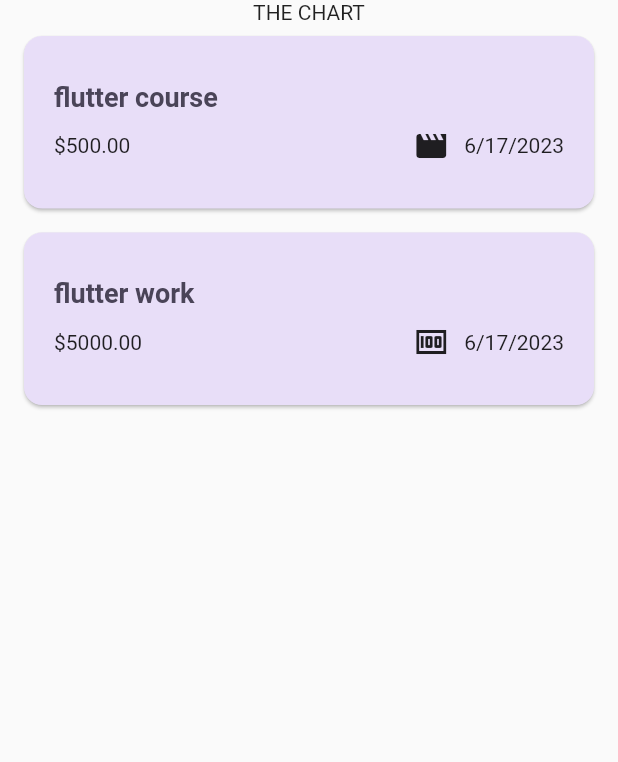
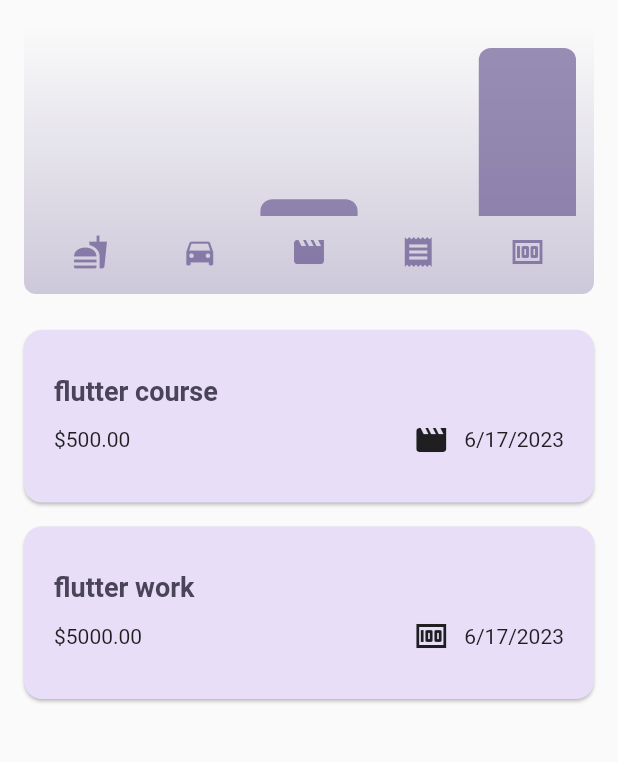
Before and after one commit to ilakshaygupt/flutter_demo_app, a Flutter app: the screen it shows after launch, on a phone screen of 412 x 824 dp, the part 84-846 px from its top. Run offline on Flutter 3.47's test engine with Material 2 defaults, Android fonts, the phone set to English and light mode, and no system bars; our stand-ins replace google_fonts.

Commit message:
completed expense tracker with bar charts

```diff
--- a/expense_manager/lib/expenses.dart
+++ b/expense_manager/lib/expenses.dart
@@ -1,4 +1,5 @@
 import 'package:expense_manager/expenses_list.dart';
+import 'package:expense_manager/widget/chart/chart.dart';
 import 'package:expense_manager/widget/new_expense.dart';
 import 'package:flutter/material.dart';
 import 'package:expense_manager/models/expense.dart';
@@ -78,7 +79,7 @@ class _ExpensesState extends State<Expenses> {
       ]),
       body: Column(
         children: [
-          const Text("THE CHART"),
+          Chart(expenses: _registeredExpenses),
           Expanded(child: mainContent),
         ],
       ),
--- a/expense_manager/lib/models/expense.dart
+++ b/expense_manager/lib/models/expense.dart
@@ -32,3 +32,20 @@ class Expense {
     return formatter.format(date);
   }
 }
+
+class ExpenseBucket {
+  const ExpenseBucket({required this.category, required this.expenses});
+  ExpenseBucket.forCategory(List<Expense> allExpenses, this.category)
+      : expenses = allExpenses
+            .where((expense) => expense.category == category)
+            .toList(); //additional constructor function to class
+  final Category category;
+  final List<Expense> expenses;
+  double get totalExpenses {
+    double sum = 0;
+    for (final expense in expenses) {
+      sum += expense.amount;
+    }
+    return sum;
+  }
+}
--- /dev/null
+++ b/expense_manager/lib/widget/chart/chart.dart
@@ -0,0 +1,96 @@
+import 'package:flutter/material.dart';
+
+import 'package:expense_manager/widget/chart/chart_bar.dart';
+import 'package:expense_manager/models/expense.dart';
+
+class Chart extends StatelessWidget {
+  const Chart({super.key, required this.expenses});
+
+  final List<Expense> expenses;
+
+  List<ExpenseBucket> get buckets {
+    return [
+      ExpenseBucket.forCategory(expenses, Category.food),
+      ExpenseBucket.forCategory(expenses, Category.transport),
+      ExpenseBucket.forCategory(expenses, Category.entertainment),
+      ExpenseBucket.forCategory(expenses, Category.bills),
+      ExpenseBucket.forCategory(expenses, Category.other)
+    ];
+  }
+
+  double get maxTotalExpense {
+    double maxTotalExpense = 0;
+
+    for (final bucket in buckets) {
+      if (bucket.totalExpenses > maxTotalExpense) {
+        maxTotalExpense = bucket.totalExpenses;
+      }
+    }
+
+    return maxTotalExpense;
+  }
+
+  @override
+  Widget build(BuildContext context) {
+    final isDarkMode =
+        MediaQuery.of(context).platformBrightness == Brightness.dark;
+    return Container(
+      margin: const EdgeInsets.all(16),
+      padding: const EdgeInsets.symmetric(
+        vertical: 16,
+        horizontal: 8,
+      ),
+      width: double.infinity,
+      height: 180,
+      decoration: BoxDecoration(
+        borderRadius: BorderRadius.circular(8),
+        gradient: LinearGradient(
+          colors: [
+            Theme.of(context).colorScheme.primary.withOpacity(0.3),
+            Theme.of(context).colorScheme.primary.withOpacity(0.0)
+          ],
+          begin: Alignment.bottomCenter,
+          end: Alignment.topCenter,
+        ),
+      ),
+      child: Column(
+        children: [
+          Expanded(
+            child: Row(
+              crossAxisAlignment: CrossAxisAlignment.end,
+              children: [
+                for (final bucket in buckets) // alternative to map()
+                  ChartBar(
+                    fill: bucket.totalExpenses == 0
+                        ? 0
+                        : bucket.totalExpenses / maxTotalExpense,
+                  )
+              ],
+            ),
+          ),
+          const SizedBox(height: 12),
+          Row(
+            children: buckets
+                .map(
+                  (bucket) => Expanded(
+                    child: Padding(
+                      padding: const EdgeInsets.symmetric(horizontal: 4),
+                      child: Icon(
+                        categoryIcons[bucket.category],
+                        color: isDarkMode
+                            ? Theme.of(context).colorScheme.secondary
+                            : Theme.of(context)
+                                .colorScheme
+                                .primary
+                                .withOpacity(0.7),
+                      ),
+                    ),
+                  ),
+                )
+                .toList(),
+          )
+        ],
+      ),
+    );
+  }
+}
--- /dev/null
+++ b/expense_manager/lib/widget/chart/chart_bar.dart
@@ -0,0 +1,34 @@
+import 'package:flutter/material.dart';
+
+class ChartBar extends StatelessWidget {
+  const ChartBar({
+    super.key,
+    required this.fill,
+  });
+
+  final double fill;
+
+  @override
+  Widget build(BuildContext context) {
+    final isDarkMode =
+        MediaQuery.of(context).platformBrightness == Brightness.dark;
+    return Expanded(
+      child: Padding(
+        padding: const EdgeInsets.symmetric(horizontal: 4),
+        child: FractionallySizedBox(
+          heightFactor: fill,
+          child: DecoratedBox(
+            decoration: BoxDecoration(
+              shape: BoxShape.rectangle,
+              borderRadius:
+                  const BorderRadius.vertical(top: Radius.circular(8)),
+              color: isDarkMode
+                  ? Theme.of(context).colorScheme.secondary
+                  : Theme.of(context).colorScheme.primary.withOpacity(0.65),
+            ),
+          ),
+        ),
+      ),
+    );
+  }
+}
```
